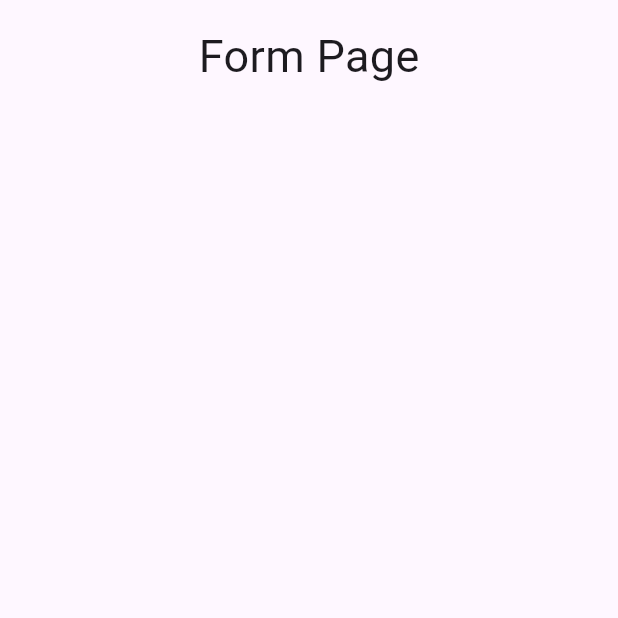
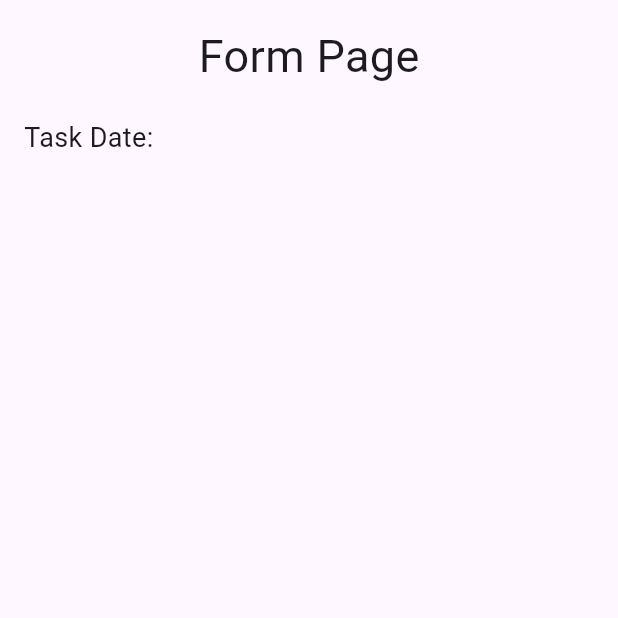
Before and after one commit to emzhran/TodoApp_0118, a Flutter app: the screen it shows after launch, on a phone screen of 412 x 824 dp, the top half of it. Run offline on Flutter 3.47's test engine with Material 3 defaults, Android fonts, the phone set to English and light mode, and no system bars.

Commit message:
menambahkan column dan teks

```diff
--- a/lib/form_page.dart
+++ b/lib/form_page.dart
@@ -119,6 +119,16 @@ class _FormPageState extends State<FormPage> {
                   'Form Page',
                   style: TextStyle(fontSize: 30),
                 ),
+              ),
+              const SizedBox(height: 20),
+              Column(
+                crossAxisAlignment: CrossAxisAlignment.start,
+                children: [
+                  const Text(
+                    'Task Date:',
+                    style: TextStyle(fontSize: 18),
+                  )
+                ],
               )
             ],
           ),
```
